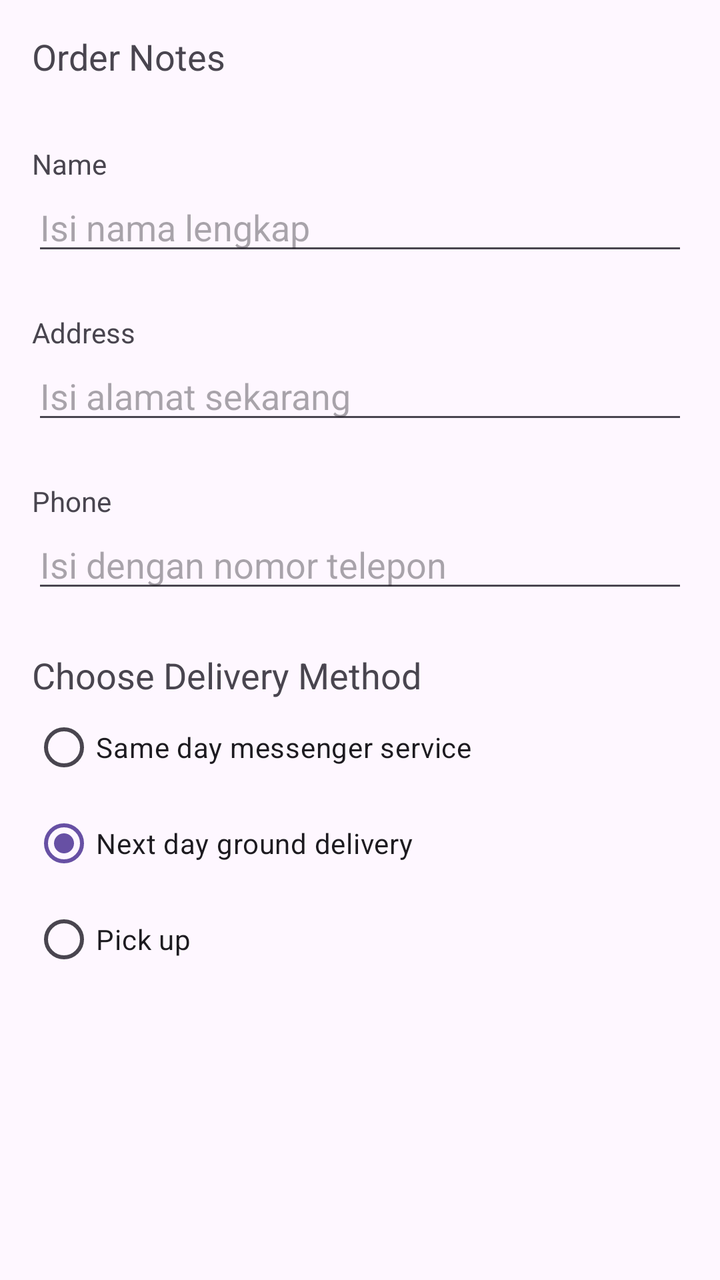
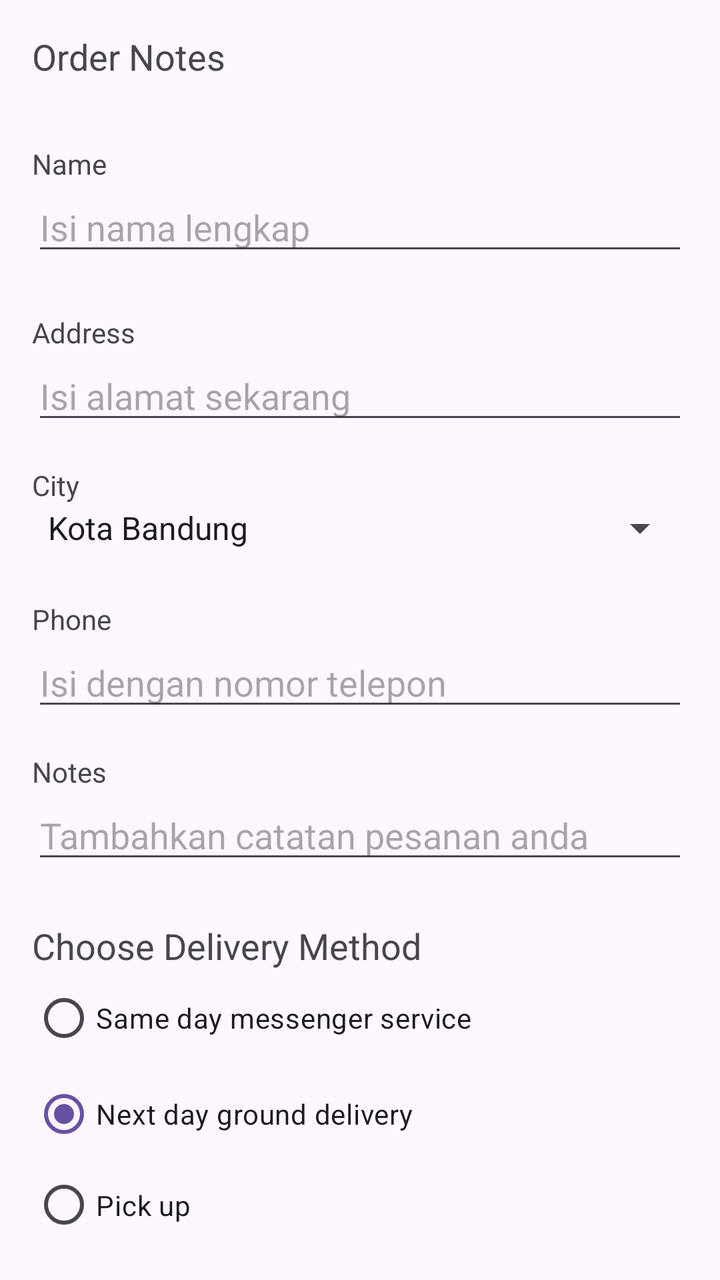

Two renders of the same Android screen: before a commit and after it. Below are the layout's source before the change and the commit's diff.
<!-- AndroidManifest.xml: application theme Theme.DroidCafe -->
<!-- res/layout/activity_order.xml -->
<?xml version="1.0" encoding="utf-8"?>
<LinearLayout xmlns:android="http://schemas.android.com/apk/res/android"
    xmlns:app="http://schemas.android.com/apk/res-auto"
    xmlns:tools="http://schemas.android.com/tools"
    android:layout_width="match_parent"
    android:layout_height="match_parent"
    android:orientation="vertical"
    android:paddingLeft="@dimen/activity_horizontal_margin"
    android:paddingTop="@dimen/activity_vertical_margin"
    android:paddingRight="@dimen/activity_horizontal_margin"
    android:paddingBottom="@dimen/activity_vertical_margin"
    tools:context=".OrderActivity">

    <TextView
        android:id="@+id/order_textview"
        android:layout_width="wrap_content"
        android:layout_height="wrap_content"
        android:text="@string/order_label_text"
        android:textSize="18sp"
        app:layout_constraintStart_toStartOf="parent"
        app:layout_constraintTop_toTopOf="parent" />

    <TextView
        android:id="@+id/name_label"
        android:layout_width="wrap_content"
        android:layout_height="wrap_content"
        android:layout_marginTop="32dp"
        android:text="@string/name_label_text"
        app:layout_constraintStart_toStartOf="parent"
        app:layout_constraintTop_toBottomOf="@+id/order_textview" />

    <EditText
        android:id="@+id/name_text"
        android:layout_width="match_parent"
        android:layout_height="wrap_content"
        android:ems="10"
        android:hint="@string/enter_name_hint"
        android:inputType="textPersonName"
        app:layout_constraintBaseline_toBaselineOf="@+id/name_label"
        app:layout_constraintStart_toEndOf="@+id/name_label" />

    <TextView
        android:id="@+id/address_label"
        android:layout_width="wrap_content"
        android:layout_height="wrap_content"
        android:layout_marginTop="24dp"
        android:text="@string/address_label_text"
        app:layout_constraintStart_toStartOf="parent"
        app:layout_constraintTop_toBottomOf="@+id/name_label" />

    <EditText
        android:id="@+id/address_text"
        android:layout_width="match_parent"
        android:layout_height="wrap_content"
        android:ems="10"
        android:hint="@string/enter_address_hint"
        android:inputType="textMultiLine"
        app:layout_constraintBaseline_toBaselineOf="@+id/address_label"
        app:layout_constraintStart_toEndOf="@+id/address_label" />

    <TextView
        android:id="@+id/phone_label"
        android:layout_width="wrap_content"
        android:layout_height="wrap_content"
        android:layout_marginTop="24dp"
        android:text="@string/phone_label_string"
        app:layout_constraintStart_toStartOf="parent"
        app:layout_constraintTop_toBottomOf="@+id/address_text" />

    <EditText
        android:id="@+id/phone_text"
        android:layout_width="match_parent"
        android:layout_height="wrap_content"
        android:ems="10"
        android:hint="@string/enter_phone_hint"
        android:inputType="phone"
        app:layout_constraintBaseline_toBaselineOf="@+id/phone_label"
        app:layout_constraintStart_toEndOf="@+id/phone_label" />

    <TextView
        android:id="@+id/delivery_label"
        android:layout_width="wrap_content"
        android:layout_height="wrap_content"
        android:layout_marginTop="24dp"
        android:text="@string/choose_delivery_method"
        android:textSize="18sp"
        app:layout_constraintStart_toStartOf="parent"
        app:layout_constraintTop_toBottomOf="@+id/phone_text"
        tools:ignore="UnknownId" />

    <RadioGroup
        android:layout_width="wrap_content"
        android:layout_height="wrap_content"
        android:orientation="vertical"
        app:layout_constraintStart_toStartOf="parent"
        app:layout_constraintTop_toBottomOf="@id/delivery_label">

        <RadioButton
            android:id="@+id/sameday"
            android:layout_width="wrap_content"
            android:layout_height="wrap_content"
            android:onClick="onRadioButtonClicked"
            android:text="@string/same_day_messenger_service" />

        <RadioButton
            android:id="@+id/nextday"
            android:layout_width="wrap_content"
            android:layout_height="wrap_content"
            android:checked="true"
            android:onClick="onRadioButtonClicked"
            android:text="@string/next_day_ground_delivery" />

        <RadioButton
            android:id="@+id/pickup"
            android:layout_width="wrap_content"
            android:layout_height="wrap_content"
            android:onClick="onRadioButtonClicked"
            android:text="@string/pick_up" />
    </RadioGroup>

</LinearLayout>
<!-- resources referenced by this layout -->
<resources>
  <dimen name="activity_horizontal_margin">16dp</dimen>
  <dimen name="activity_vertical_margin">16dp</dimen>
  <string name="address_label_text">Address</string>
  <string name="choose_delivery_method">Choose Delivery Method</string>
  <string name="enter_address_hint">Isi alamat sekarang</string>
  <string name="enter_name_hint">Isi nama lengkap</string>
  <string name="enter_phone_hint">Isi dengan nomor telepon</string>
  <string name="name_label_text">Name</string>
  <string name="next_day_ground_delivery">Next day ground delivery</string>
  <string name="order_label_text">Order Notes</string>
  <string name="phone_label_string">Phone</string>
  <string name="pick_up">Pick up</string>
  <string name="same_day_messenger_service">Same day messenger service</string>
  <style name="Theme.DroidCafe" parent="Base.Theme.DroidCafe" />
  <style name="Base.Theme.DroidCafe" parent="Theme.Material3.DayNight.NoActionBar">
          
          
      </style>
</resources>

<!-- the commit's change to res/layout/activity_order.xml (unified diff, before → after) -->
@@ -59,6 +59,19 @@
         app:layout_constraintStart_toEndOf="@+id/address_label" />
 
     <TextView
+        android:id="@+id/city_label"
+        android:layout_width="wrap_content"
+        android:layout_height="wrap_content"
+        android:layout_marginTop="16dp"
+        android:text="City" />
+
+    <Spinner
+        android:id="@+id/city_spinner"
+        android:layout_width="match_parent"
+        android:layout_height="wrap_content"
+        android:entries="@array/cities_array" />
+
+    <TextView
         android:id="@+id/phone_label"
         android:layout_width="wrap_content"
         android:layout_height="wrap_content"
@@ -76,6 +89,21 @@
         android:inputType="phone"
         app:layout_constraintBaseline_toBaselineOf="@+id/phone_label"
         app:layout_constraintStart_toEndOf="@+id/phone_label" />
+
+    <TextView
+        android:id="@+id/note_label"
+        android:layout_width="wrap_content"
+        android:layout_height="wrap_content"
+        android:layout_marginTop="16dp"
+        android:text="@string/note_label_text" />
+
+    <EditText
+        android:id="@+id/note_text"
+        android:layout_width="match_parent"
+        android:layout_height="wrap_content"
+        android:ems="10"
+        android:hint="@string/enter_note_hint"
+        android:inputType="textMultiLine" />
 
     <TextView
         android:id="@+id/delivery_label"
<!-- resource entries referenced after the edit -->
@@ -1,14 +1,22 @@
 <!-- resources referenced by this layout -->
 <resources>
+  <string-array name="cities_array">
+          <item>Kota Bandung</item>
+          <item>Kota Cimahi</item>
+          <item>Kabupaten Bandung</item>
+          <item>Jakarta</item>
+      </string-array>
   <dimen name="activity_horizontal_margin">16dp</dimen>
   <dimen name="activity_vertical_margin">16dp</dimen>
   <string name="address_label_text">Address</string>
   <string name="choose_delivery_method">Choose Delivery Method</string>
   <string name="enter_address_hint">Isi alamat sekarang</string>
   <string name="enter_name_hint">Isi nama lengkap</string>
+  <string name="enter_note_hint">Tambahkan catatan pesanan anda</string>
   <string name="enter_phone_hint">Isi dengan nomor telepon</string>
   <string name="name_label_text">Name</string>
   <string name="next_day_ground_delivery">Next day ground delivery</string>
+  <string name="note_label_text">Notes</string>
   <string name="order_label_text">Order Notes</string>
   <string name="phone_label_string">Phone</string>
   <string name="pick_up">Pick up</string>
